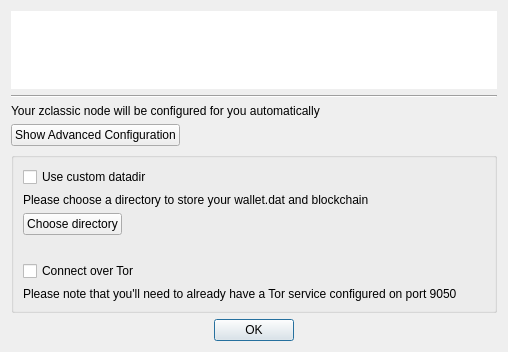
ZclassicCommunity/zcl-qt-wallet, file src/createzclassicconfdialog.ui: the form before one commit.
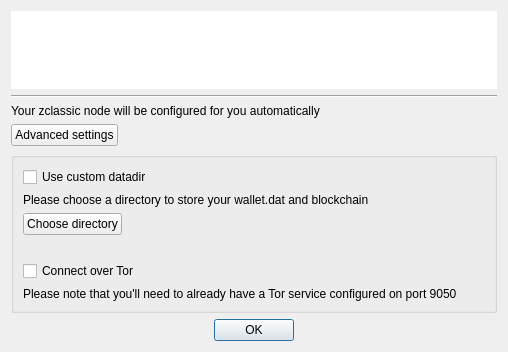
The form after the commit. Custom widgets are drawn as their Qt base class.

What changed in the file:
```diff
--- a/src/createzclassicconfdialog.ui
+++ b/src/createzclassicconfdialog.ui
@@ -58,7 +58,7 @@
      <item>
       <widget class="QPushButton" name="btnAdvancedConfig">
        <property name="text">
-        <string>Show Advanced Configuration</string>
+        <string>Advanced settings</string>
        </property>
        <property name="checkable">
         <bool>true</bool>
```
Left out of the diff: 2 changed lines with no effect on the pictures.
